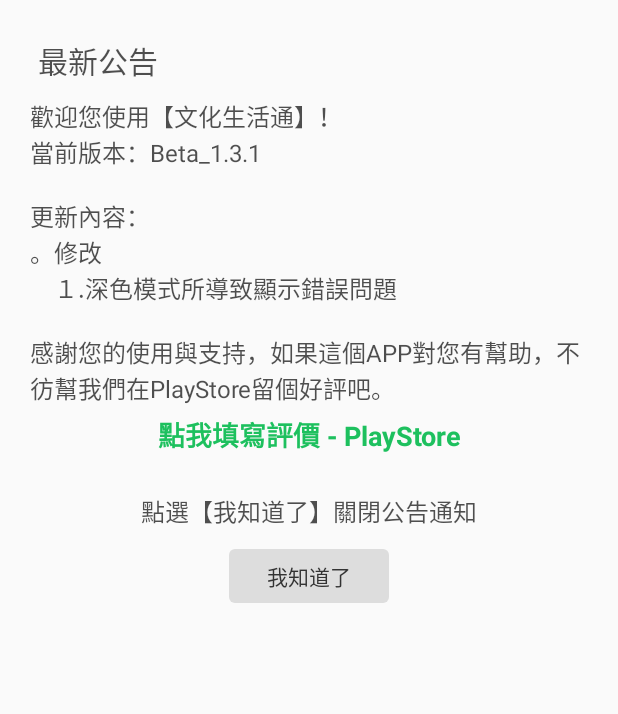
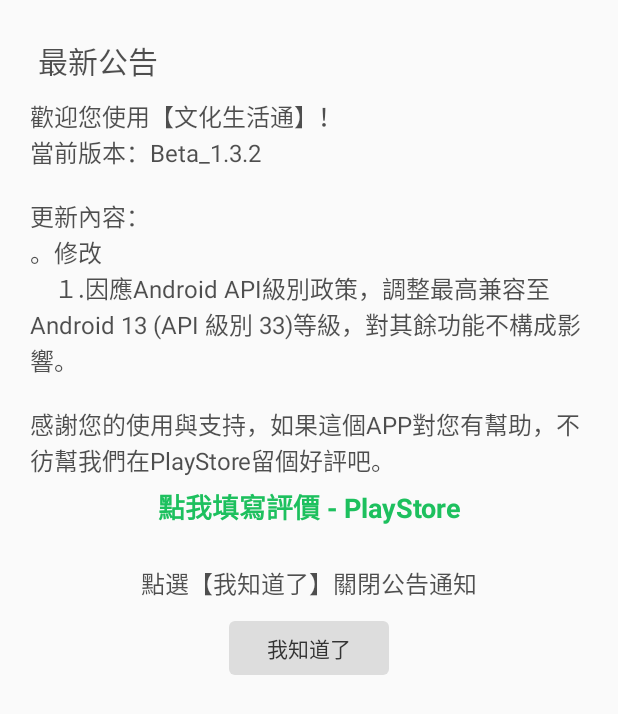
Before and after one commit to KILNETA/PccuLive-AndroidApp, an Android app: the layout update_news_dialog.xml on its own in the app's theme, with its tools: preview values and no code run, on a phone screen of 412 x 824 dp. Shown: the top 714 px of the screen. Run offline under Robolectric (Android 15) with nearby library versions, the phone set to English and light mode, and no system bars.

Commit message:
Beta_1.3.2 Formal Edition In response to the Android API level policy, the maximum compatibility is adjusted to Android 13 (API level 33). Modify GooglePlay Console to declare your advertising ID permission problem.

```diff
--- a/app/src/main/AndroidManifest.xml
+++ b/app/src/main/AndroidManifest.xml
@@ -1,5 +1,6 @@
 <?xml version="1.0" encoding="utf-8"?>
 <manifest xmlns:android="http://schemas.android.com/apk/res/android"
+    xmlns:tools="http://schemas.android.com/tools"
     package="com.pccu.pccu">
 
     <uses-permission android:name="android.permission.INTERNET" />
@@ -86,4 +87,8 @@
     <!-- 允許改變網路連接狀態 -->
     <uses-permission android:name="android.permission.CHANGE_NETWORK_STATE"></uses-permission>
 
+    <!-- 未使用Admob sdk -->
+    <!-- https://stackoverflow.com/questions/71473553/action-requested-declare-your-ad-id-permission -->
+    <uses-permission android:name="com.google.android.gms.permission.AD_ID" tools:node="remove"/>
+
 </manifest>
--- a/app/src/main/java/com/pccu/pccu/about/UpdateNewsDialog.kt
+++ b/app/src/main/java/com/pccu/pccu/about/UpdateNewsDialog.kt
@@ -79,6 +79,6 @@ class UpdateNewsDialog : DialogFragment(R.layout.update_news_dialog) {
     override fun dismiss() {
         super.dismiss()
         //確認公告已被已讀
-        Object_SharedPreferences.save("News","update","true_1.3.1",requireContext())
+        Object_SharedPreferences.save("News","update","true_1.3.2",requireContext())
     }
 }
--- a/app/src/main/java/com/pccu/pccu/appStart/MainActivity.kt
+++ b/app/src/main/java/com/pccu/pccu/appStart/MainActivity.kt
@@ -39,7 +39,7 @@ class MainActivity : AppCompatActivity(R.layout.activity_main){
         //判斷公告是否已被已讀
         val updateNews = Object_SharedPreferences["News", "update", baseContext].toString()
         //若未被已讀 顯示公告介面
-        if(updateNews != "true_1.3.1") {
+        if(updateNews != "true_1.3.2") {
             /**公告介面*/
             val news = UpdateNewsDialog()
             news.setStyle(
--- a/app/src/main/res/layout/update_news_dialog.xml
+++ b/app/src/main/res/layout/update_news_dialog.xml
@@ -41,11 +41,11 @@
                 android:textSize="16sp"
                 android:textColor="#B0000000"
                 android:text="歡迎您使用【文化生活通】！
-                \n當前版本：Beta_1.3.1
+                \n當前版本：Beta_1.3.2
                 \n
                 \n更新內容：
                 \n。修改
-                \n　１.深色模式所導致顯示錯誤問題
+                \n　１.因應Android API級別政策，調整最高兼容至Android 13 (API 級別 33)等級，對其餘功能不構成影響。
                 \n
                 \n感謝您的使用與支持，如果這個APP對您有幫助，不彷幫我們在PlayStore留個好評吧。
                 "/>
```
Also changed, not shown: app/build.gradle (+4 -4 lines).
